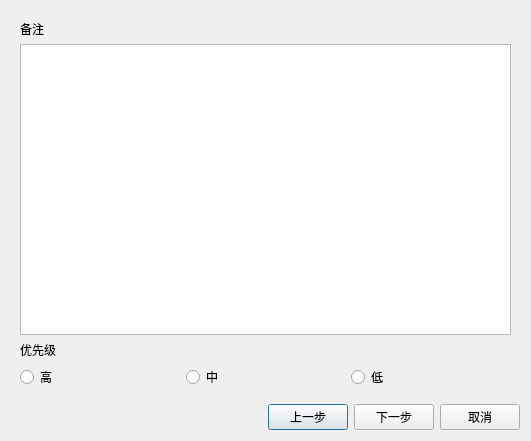
LinxiaoxingIsMe/BugRecordSql, file diacreatenewdata.ui: the form before one commit.
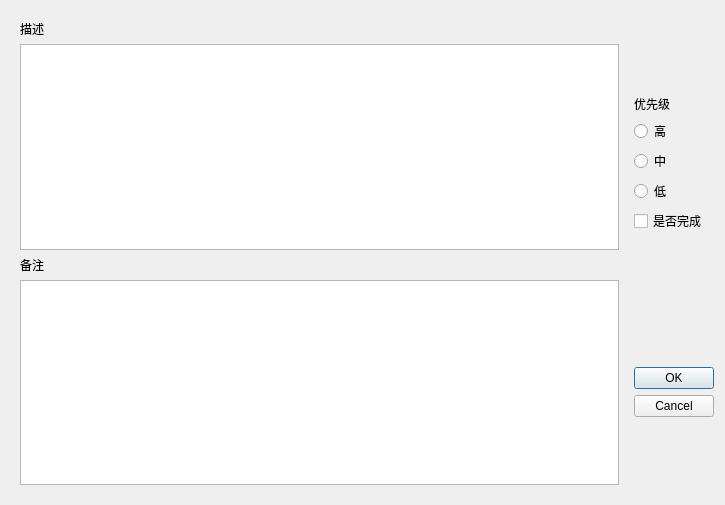
The form after the commit. The open tabs and pages were chosen to show the change.

What changed in the file:
```diff
--- a/diacreatenewdata.ui
+++ b/diacreatenewdata.ui
@@ -6,51 +6,16 @@
    <rect>
     <x>0</x>
     <y>0</y>
-    <width>531</width>
-    <height>441</height>
+    <width>725</width>
+    <height>505</height>
    </rect>
   </property>
   <property name="windowTitle">
    <string>Dialog</string>
   </property>
   <layout class="QGridLayout" name="gridLayout_2">
-   <item row="1" column="0">
-    <spacer name="horizontalSpacer">
-     <property name="orientation">
-      <enum>Qt::Horizontal</enum>
-     </property>
-     <property name="sizeHint" stdset="0">
-      <size>
-       <width>206</width>
-       <height>25</height>
-      </size>
-     </property>
-    </spacer>
-   </item>
-   <item row="1" column="1">
-    <widget class="QPushButton" name="ButtonBack">
-     <property name="text">
-      <string>上一步</string>
-     </property>
-    </widget>
-   </item>
-   <item row="1" column="2">
-    <widget class="QPushButton" name="ButtonNext">
-     <property name="text">
-      <string>下一步</string>
-     </property>
-    </widget>
-   </item>
-   <item row="1" column="3">
-    <widget class="QPushButton" name="ButtonClose">
-     <property name="text">
-      <string>取消</string>
-     </property>
-    </widget>
-   </item>
-   <item row="0" column="0" colspan="4">
-    <widget class="QStackedWidget" name="stackedWidget">
-     <widget class="QWidget" name="pageDescribe">
+   <item row="0" column="0" rowspan="4">
+    <widget class="QWidget" name="widget" native="true">
       <layout class="QGridLayout" name="gridLayout">
        <item row="0" column="0">
         <widget class="QLabel" name="label">
@@ -60,64 +25,109 @@
         </widget>
        </item>
        <item row="1" column="0">
-        <widget class="QTextEdit" name="textEdit"/>
-       </item>
-      </layout>
-     </widget>
-     <widget class="QWidget" name="pageRemarks">
-      <layout class="QGridLayout" name="gridLayout_4">
-       <item row="0" column="0">
-        <layout class="QGridLayout" name="gridLayout_3">
-         <item row="0" column="0">
+       <widget class="QTextEdit" name="textDescribe"/>
+      </item>
+      <item row="2" column="0">
           <widget class="QLabel" name="label_3">
            <property name="text">
             <string>备注</string>
            </property>
           </widget>
          </item>
-         <item row="1" column="0">
-          <widget class="QTextEdit" name="textEdit_2"/>
-         </item>
-         <item row="2" column="0">
+      <item row="3" column="0">
+       <widget class="QTextEdit" name="textRemarks"/>
+      </item>
+     </layout>
+    </widget>
+   </item>
+   <item row="0" column="1">
+    <spacer name="verticalSpacer_2">
+     <property name="orientation">
+      <enum>Qt::Vertical</enum>
+     </property>
+     <property name="sizeType">
+      <enum>QSizePolicy::Fixed</enum>
+     </property>
+     <property name="sizeHint" stdset="0">
+      <size>
+       <width>20</width>
+       <height>78</height>
+      </size>
+     </property>
+    </spacer>
+   </item>
+   <item row="1" column="1">
           <layout class="QVBoxLayout" name="verticalLayout">
            <item>
             <widget class="QLabel" name="label_2">
+       <property name="sizePolicy">
+        <sizepolicy hsizetype="Maximum" vsizetype="Maximum">
+         <horstretch>0</horstretch>
+         <verstretch>0</verstretch>
+        </sizepolicy>
+       </property>
              <property name="text">
               <string>优先级</string>
              </property>
             </widget>
            </item>
            <item>
-            <layout class="QHBoxLayout" name="horizontalLayout">
-             <item>
-              <widget class="QRadioButton" name="radioButton">
+      <widget class="QRadioButton" name="radioHight">
                <property name="text">
                 <string>高</string>
                </property>
+       <property name="checkable">
+        <bool>true</bool>
+       </property>
+       <property name="checked">
+        <bool>false</bool>
+       </property>
               </widget>
              </item>
              <item>
-              <widget class="QRadioButton" name="radioButton_2">
+      <widget class="QRadioButton" name="radioMiddle">
                <property name="text">
                 <string>中</string>
                </property>
               </widget>
              </item>
              <item>
-              <widget class="QRadioButton" name="radioButton_3">
+      <widget class="QRadioButton" name="radioLow">
                <property name="text">
                 <string>低</string>
                </property>
               </widget>
              </item>
-            </layout>
-           </item>
-          </layout>
-         </item>
-        </layout>
-       </item>
-      </layout>
-     </widget>
+     <item>
+      <widget class="QCheckBox" name="checkFinish">
+       <property name="text">
+        <string>是否完成</string>
+       </property>
+      </widget>
+     </item>
+    </layout>
+   </item>
+   <item row="2" column="1">
+    <spacer name="verticalSpacer">
+     <property name="orientation">
+      <enum>Qt::Vertical</enum>
+     </property>
+     <property name="sizeHint" stdset="0">
+      <size>
+       <width>20</width>
+       <height>127</height>
+      </size>
+     </property>
+    </spacer>
+   </item>
+   <item row="3" column="1">
+    <widget class="QDialogButtonBox" name="buttonBox">
+     <property name="orientation">
+      <enum>Qt::Vertical</enum>
+     </property>
+     <property name="standardButtons">
+      <set>QDialogButtonBox::Cancel|QDialogButtonBox::Ok</set>
+     </property>
     </widget>
    </item>
   </layout>
```
Left out of the diff: 35 changed lines with no effect on the pictures. Lines whose indentation alone changed are shown as unchanged.
